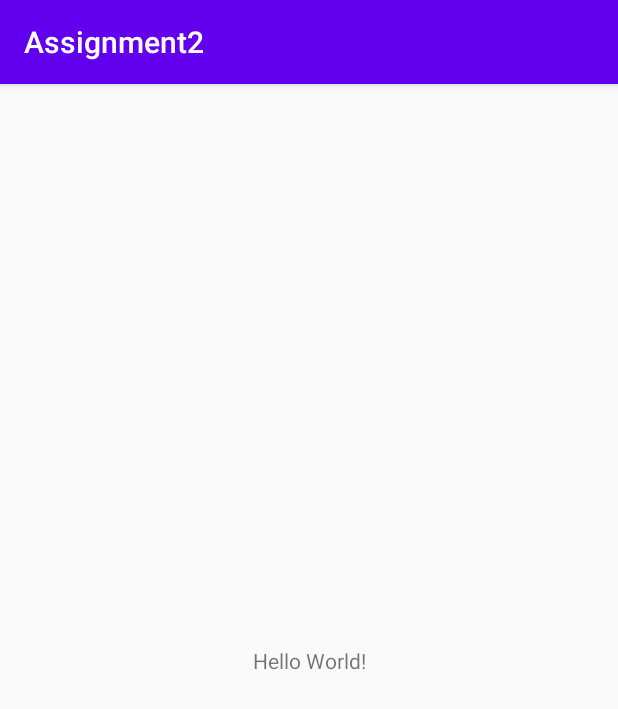
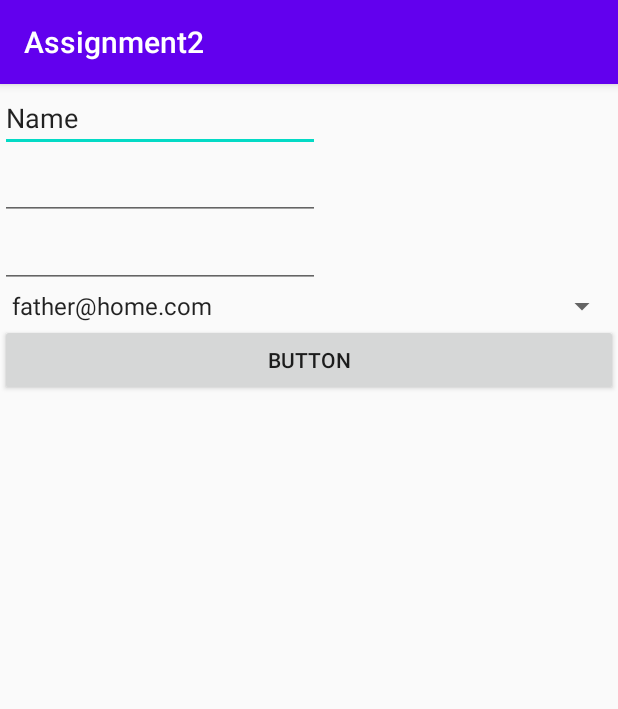
Before and after one commit to JG-Scott/Assignment2_Android, an Android app: the screen it shows after launch (MainActivity), on a phone screen of 412 x 824 dp. Shown: the top 709 px of the screen. Run offline under Robolectric (Android 15) with nearby library versions, the phone set to English and light mode, and no system bars; our stand-ins replace Firebase (no records; nobody signed in at launch, a user with empty details on screens opened directly).

Commit message:
data structs done + writing to database

```diff
--- a/Assignment2/app/build.gradle
+++ b/Assignment2/app/build.gradle
@@ -1,4 +1,5 @@
 apply plugin: 'com.android.application'
+apply plugin: 'com.google.gms.google-services'
 
 android {
     compileSdkVersion 30
@@ -26,6 +27,7 @@ dependencies {
     implementation fileTree(dir: "libs", include: ["*.jar"])
     implementation 'androidx.appcompat:appcompat:1.2.0'
     implementation 'androidx.constraintlayout:constraintlayout:2.0.4'
+    implementation 'com.google.firebase:firebase-database:16.0.4'
     testImplementation 'junit:junit:4.12'
     androidTestImplementation 'androidx.test.ext:junit:1.1.2'
     androidTestImplementation 'androidx.test.espresso:espresso-core:3.3.0'
--- a/Assignment2/app/src/main/java/com/example/assignment2/MainActivity.java
+++ b/Assignment2/app/src/main/java/com/example/assignment2/MainActivity.java
@@ -2,13 +2,59 @@ package com.example.assignment2;
 
 import androidx.appcompat.app.AppCompatActivity;
 
+import android.bluetooth.BluetoothClass;
+import android.content.SharedPreferences;
 import android.os.Bundle;
+import android.view.View;
+import android.widget.AdapterView;
+import android.widget.ArrayAdapter;
+import android.widget.EditText;
+import android.widget.Spinner;
+import android.widget.TextView;
+
+import com.google.firebase.database.DatabaseReference;
+import com.google.firebase.database.FirebaseDatabase;
+
+import java.util.UUID;
 
 public class MainActivity extends AppCompatActivity {
-
+    String n;
+    SharedPreferences sharedPref;
+    User user = new User();
     @Override
     protected void onCreate(Bundle savedInstanceState) {
         super.onCreate(savedInstanceState);
         setContentView(R.layout.activity_main);
+        Spinner spinner = (Spinner) findViewById(R.id.spinner);
+        ArrayAdapter<CharSequence> adapter = ArrayAdapter.createFromResource(this,
+                R.array.familyMember, android.R.layout.simple_spinner_item);
+        adapter.setDropDownViewResource(android.R.layout.simple_spinner_dropdown_item);
+        spinner.setAdapter(adapter);
+
+        // get or create SharedPreferences
+        sharedPref = getSharedPreferences("myPref", MODE_PRIVATE);
+
+
+    }
+
+    public void sendReading(View view){
+        EditText name = findViewById(R.id.Name);
+        EditText dia = findViewById(R.id.Dia);
+        EditText sys = findViewById(R.id.Sys);
+        n = name.getText().toString();
+        int d = Integer.parseInt(dia.getText().toString());
+        int s = Integer.parseInt(sys.getText().toString());
+           user.addReading(n, s, d);
+        String uniqueID;
+        if(sharedPref.getString("user_id", "null").equals("null")){
+            uniqueID = UUID.randomUUID().toString();
+        } else {
+            uniqueID = sharedPref.getString("user_id", "default if empty");
+        }
+
+        FirebaseDatabase database = FirebaseDatabase.getInstance();
+        DatabaseReference myRef = database.getReference("Users").child(uniqueID);
+
+        myRef.setValue(user);
     }
 }
--- a/Assignment2/app/src/main/java/com/example/assignment2/User.java
+++ b/Assignment2/app/src/main/java/com/example/assignment2/User.java
@@ -7,7 +7,7 @@ import java.util.ArrayList;
 public class User {
     private ArrayList<FamilyMember> Family;
 
-    public void User(){
+    public User(){
         Family = new ArrayList<>();
     }
 
--- a/Assignment2/app/src/main/res/layout/activity_main.xml
+++ b/Assignment2/app/src/main/res/layout/activity_main.xml
@@ -1,18 +1,44 @@
 <?xml version="1.0" encoding="utf-8"?>
-<androidx.constraintlayout.widget.ConstraintLayout xmlns:android="http://schemas.android.com/apk/res/android"
+<LinearLayout xmlns:android="http://schemas.android.com/apk/res/android"
     xmlns:app="http://schemas.android.com/apk/res-auto"
     xmlns:tools="http://schemas.android.com/tools"
     android:layout_width="match_parent"
     android:layout_height="match_parent"
+    android:orientation="vertical"
     tools:context=".MainActivity">
 
-    <TextView
+
+    <EditText
+    android:id="@+id/Name"
+    android:layout_width="wrap_content"
+    android:layout_height="wrap_content"
+    android:ems="10"
+    android:inputType="textPersonName"
+    android:text="Name" />
+    <EditText
+        android:id="@+id/Sys"
         android:layout_width="wrap_content"
         android:layout_height="wrap_content"
-        android:text="Hello World!"
-        app:layout_constraintBottom_toBottomOf="parent"
-        app:layout_constraintLeft_toLeftOf="parent"
-        app:layout_constraintRight_toRightOf="parent"
-        app:layout_constraintTop_toTopOf="parent" />
+        android:ems="10"
+        android:inputType="number" />
+    <EditText
+        android:id="@+id/Dia"
+        android:layout_width="wrap_content"
+        android:layout_height="wrap_content"
+        android:ems="10"
+        android:inputType="number" />
 
-</androidx.constraintlayout.widget.ConstraintLayout>
+    <Spinner
+        android:id="@+id/spinner"
+        android:layout_width="match_parent"
+        android:layout_height="wrap_content" />
+
+    <Button
+        android:id="@+id/button"
+        android:layout_width="match_parent"
+        android:layout_height="wrap_content"
+        android:onClick="sendReading"
+        android:text="Button" />
+
+
+</LinearLayout>
--- a/Assignment2/app/src/main/res/values/strings.xml
+++ b/Assignment2/app/src/main/res/values/strings.xml
@@ -1,3 +1,10 @@
 <resources>
     <string name="app_name">Assignment2</string>
+
+    <array name="familyMember">
+    <item>father@home.com</item>
+    <item>mother@home.com</item>
+    <item>grandma@home.com</item>
+    <item>grandpa@home.com</item>
+    </array>
 </resources>
--- a/Assignment2/build.gradle
+++ b/Assignment2/build.gradle
@@ -6,6 +6,7 @@ buildscript {
     }
     dependencies {
         classpath "com.android.tools.build:gradle:4.0.1"
+        classpath 'com.google.gms:google-services:4.2.0'
 
         // NOTE: Do not place your application dependencies here; they belong
         // in the individual module build.gradle files
```
Also changed, not shown: 1 other file.
